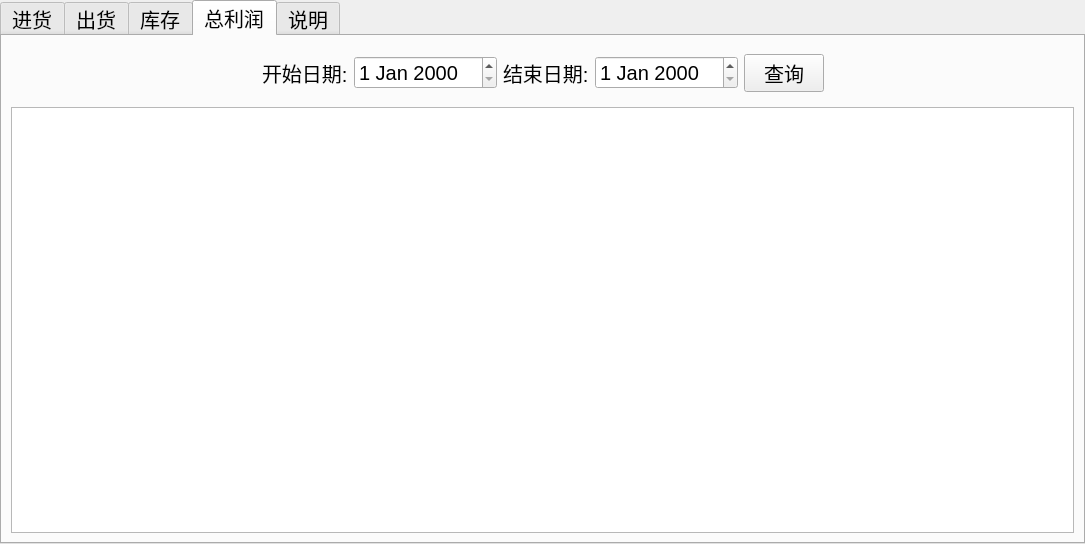
The window that mainwidget.ui (XHApplet/GoodsManage) describes before a commit, drawn with Qt 5.
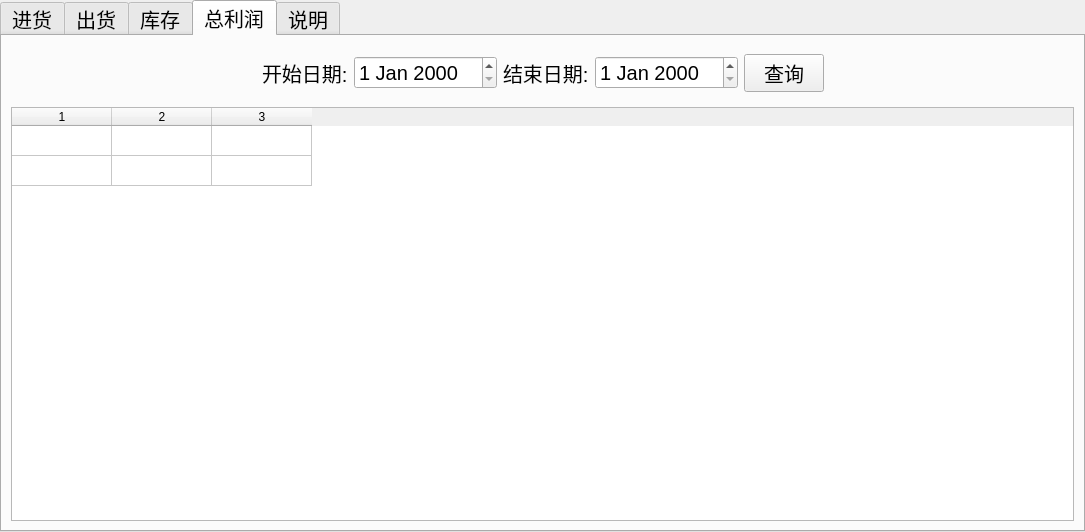
The same window after the commit. The open tabs and pages were chosen to show the change. Custom widgets are drawn as their Qt base class.

Patch:
```diff
--- a/mainwidget.ui
+++ b/mainwidget.ui
@@ -7,7 +7,7 @@
     <x>0</x>
     <y>0</y>
     <width>1085</width>
-    <height>544</height>
+    <height>532</height>
    </rect>
   </property>
   <property name="font">
@@ -745,7 +745,22 @@
      </widget>
     </item>
     <item>
-     <widget class="QTableWidget" name="tableWidget"/>
+     <widget class="QTableWidget" name="tableWidgetProfile">
+      <property name="rowCount">
+       <number>2</number>
+      </property>
+      <property name="columnCount">
+       <number>3</number>
+      </property>
+      <attribute name="verticalHeaderVisible">
+       <bool>false</bool>
+      </attribute>
+      <row/>
+      <row/>
+      <column/>
+      <column/>
+      <column/>
+     </widget>
     </item>
    </layout>
   </widget>
```
Left out of the diff: 11 changed lines with no effect on the pictures.
